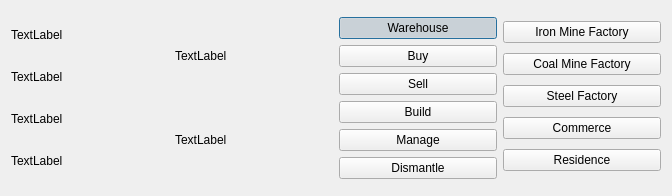
Old version of the form BuildingDetailDialog.ui in the repository lgasyou/SimpleSimulator.
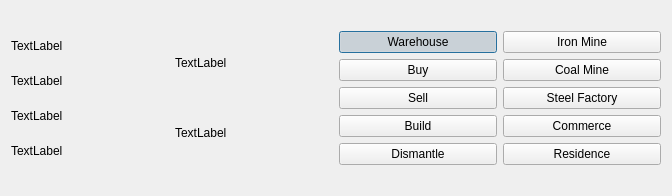
New version of the form. Custom widgets are drawn as their Qt base class.

Commit message: Change files' name into lower one. Rename GameTimer as TimeManager. Try to use Factory Pattern, add class BuildingFactory. Reconstitute BuildingManager and BaseBuilding to make sure they can work with BuildingFactory. Delete PushButton manage. Add class CompanyManager.

```diff
--- a/BuildingDetailDialog.ui
+++ b/BuildingDetailDialog.ui
@@ -100,13 +100,6 @@
        </property>
       </widget>
      </item>
-     <item>
-      <widget class="QPushButton" name="pushButton_Manage">
-       <property name="text">
-        <string>Manage</string>
-       </property>
-      </widget>
-     </item>
      <item>
       <widget class="QPushButton" name="pushButton_Dismantle">
        <property name="text">
@@ -121,14 +114,14 @@
      <item>
       <widget class="MyPushButton" name="pushButton_Build_IronMine">
        <property name="text">
-        <string>Iron Mine Factory</string>
+        <string>Iron Mine</string>
        </property>
       </widget>
      </item>
      <item>
       <widget class="MyPushButton" name="pushButton_Build_CoalMine">
        <property name="text">
-        <string>Coal Mine Factory</string>
+        <string>Coal Mine</string>
        </property>
       </widget>
      </item>
```
Left out of the diff: 2 changed lines with no effect on the pictures. The commit also changes 56 other files.
